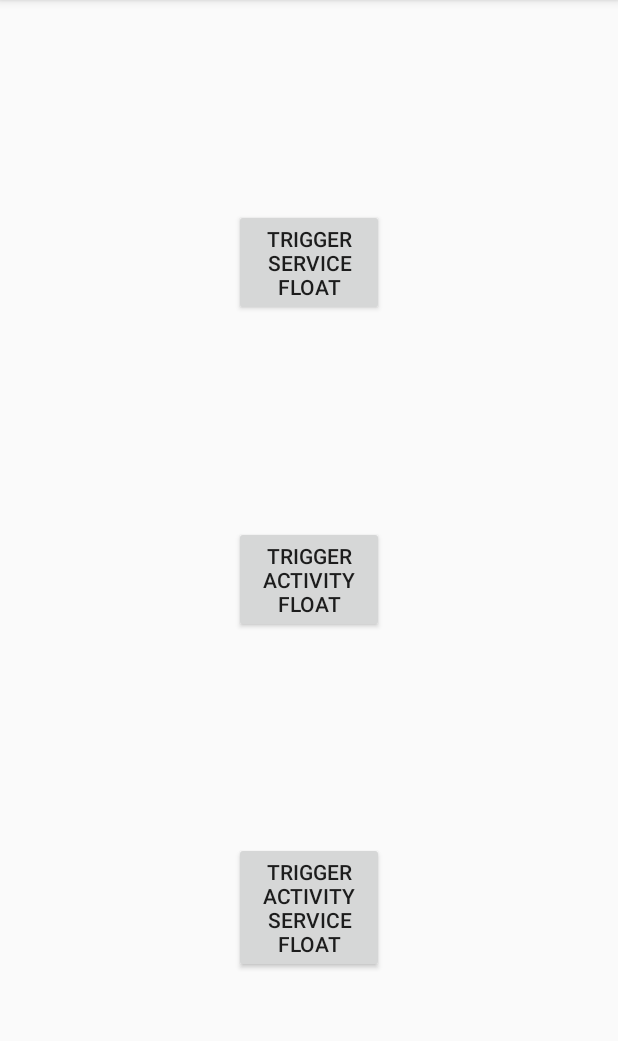
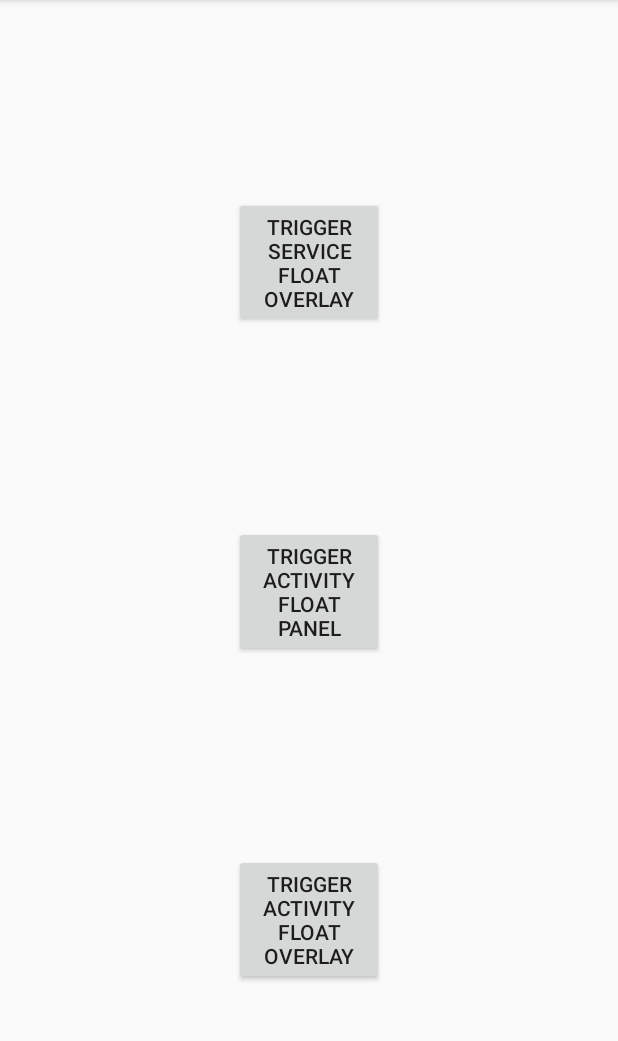
Before and after one commit to elye/demo_android_windowmanager, an Android app: the screen it shows after launch (MainActivity), on a phone screen of 412 x 824 dp, the part 84-1125 px from its top. Run offline under Robolectric (Android 15) with nearby library versions, the phone set to English and light mode, and no system bars.

Commit message:
Some code clean up and renaming

```diff
--- a/app/src/main/java/com/elyeproj/windowmanager/FloatServiceView.kt
+++ b/app/src/main/java/com/elyeproj/windowmanager/FloatOverlayView.kt
@@ -5,7 +5,7 @@ import android.os.Build
 import android.util.AttributeSet
 import android.view.WindowManager
 
-class FloatServiceView @JvmOverloads constructor(
+class FloatOverlayView @JvmOverloads constructor(
     context: Context,
     attrs: AttributeSet? = null,
     defStyleAttr: Int = 0
--- a/app/src/main/java/com/elyeproj/windowmanager/FloatActivityView.kt
+++ b/app/src/main/java/com/elyeproj/windowmanager/FloatPanelView.kt
@@ -4,7 +4,7 @@ import android.content.Context
 import android.util.AttributeSet
 import android.view.WindowManager
 
-class FloatActivityView @JvmOverloads constructor(
+class FloatPanelView @JvmOverloads constructor(
     context: Context,
     attrs: AttributeSet? = null,
     defStyleAttr: Int = 0
--- a/app/src/main/java/com/elyeproj/windowmanager/FloatView.kt
+++ b/app/src/main/java/com/elyeproj/windowmanager/FloatView.kt
@@ -2,7 +2,6 @@ package com.elyeproj.windowmanager
 
 import android.content.Context
 import android.graphics.PixelFormat
-import android.os.Build
 import android.util.AttributeSet
 import android.view.Gravity
 import android.view.MotionEvent
--- a/app/src/main/java/com/elyeproj/windowmanager/MainActivity.kt
+++ b/app/src/main/java/com/elyeproj/windowmanager/MainActivity.kt
@@ -23,18 +23,18 @@ class MainActivity : AppCompatActivity() {
         super.onCreate(savedInstanceState)
         setContentView(R.layout.activity_main)
 
-        btn_service_float.setOnClickListener{
+        btn_service_float_overlay.setOnClickListener{
             if (requestPermission(SERVICE_FLOAT_REQUEST_CODE)) {
                 return@setOnClickListener
             }
             showServiceFloat()
         }
 
-        btn_activity_float.setOnClickListener {
+        btn_activity_float_panel.setOnClickListener {
             showActivityFloat()
         }
 
-        btn_activity_service_float.setOnClickListener {
+        btn_activity_float_overlay.setOnClickListener {
             if (requestPermission(ACTIVITY_SERVICE_FLOAT_REQUEST_CODE)) {
                 return@setOnClickListener
             }
--- a/app/src/main/res/layout/activity_main.xml
+++ b/app/src/main/res/layout/activity_main.xml
@@ -7,36 +7,36 @@
     tools:context=".MainActivity">
 
     <androidx.appcompat.widget.AppCompatButton
-        android:id="@+id/btn_service_float"
+        android:id="@+id/btn_service_float_overlay"
         android:layout_width="100dp"
         android:layout_height="wrap_content"
         android:layout_marginTop="20dp"
-        android:text="Trigger Service Float"
-        app:layout_constraintBottom_toTopOf="@id/btn_activity_float"
+        android:text="Trigger Service Float Overlay"
+        app:layout_constraintBottom_toTopOf="@id/btn_activity_float_panel"
         app:layout_constraintLeft_toLeftOf="parent"
         app:layout_constraintRight_toRightOf="parent"
         app:layout_constraintTop_toTopOf="parent" />
 
     <androidx.appcompat.widget.AppCompatButton
-        android:id="@+id/btn_activity_float"
+        android:id="@+id/btn_activity_float_panel"
         android:layout_width="100dp"
         android:layout_height="wrap_content"
         android:layout_marginTop="20dp"
-        android:text="Trigger Activity Float"
-        app:layout_constraintBottom_toTopOf="@id/btn_activity_service_float"
+        android:text="Trigger Activity Float Panel"
+        app:layout_constraintBottom_toTopOf="@id/btn_activity_float_overlay"
         app:layout_constraintLeft_toLeftOf="parent"
         app:layout_constraintRight_toRightOf="parent"
-        app:layout_constraintTop_toBottomOf="@id/btn_service_float" />
+        app:layout_constraintTop_toBottomOf="@id/btn_service_float_overlay" />
 
     <androidx.appcompat.widget.AppCompatButton
-        android:id="@+id/btn_activity_service_float"
+        android:id="@+id/btn_activity_float_overlay"
         android:layout_width="100dp"
         android:layout_height="wrap_content"
         android:layout_marginTop="20dp"
-        android:text="Trigger Activity Service Float"
+        android:text="Trigger Activity Float Overlay"
         app:layout_constraintBottom_toBottomOf="parent"
         app:layout_constraintLeft_toLeftOf="parent"
         app:layout_constraintRight_toRightOf="parent"
-        app:layout_constraintTop_toBottomOf="@id/btn_activity_float" />
+        app:layout_constraintTop_toBottomOf="@id/btn_activity_float_panel" />
 
 </androidx.constraintlayout.widget.ConstraintLayout>
--- a/app/src/main/res/layout/view_activity_float.xml
+++ b/app/src/main/res/layout/view_activity_float.xml
@@ -1,5 +1,5 @@
 <?xml version="1.0" encoding="utf-8"?>
-<com.elyeproj.windowmanager.FloatActivityView
+<com.elyeproj.windowmanager.FloatPanelView
     android:layout_width="wrap_content"
     android:layout_height="wrap_content"
     android:id="@+id/img_float"
--- a/app/src/main/res/layout/view_service_float.xml
+++ b/app/src/main/res/layout/view_service_float.xml
@@ -1,5 +1,5 @@
 <?xml version="1.0" encoding="utf-8"?>
-<com.elyeproj.windowmanager.FloatServiceView
+<com.elyeproj.windowmanager.FloatOverlayView
     android:layout_width="wrap_content"
     android:layout_height="wrap_content"
     android:id="@+id/img_float"
```
